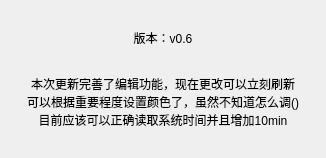
This is about.ui in R-anso/2023226 as Qt 5 draws it before an edit. The edited form follows.
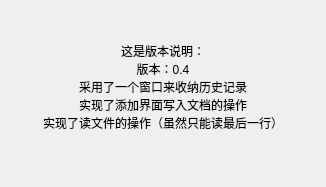
This is the edited form.

```diff
--- a/about.ui
+++ b/about.ui
@@ -7,7 +7,7 @@
     <x>0</x>
     <y>0</y>
     <width>326</width>
-    <height>158</height>
+    <height>187</height>
    </rect>
   </property>
   <property name="windowTitle">
@@ -17,12 +17,12 @@
    <item row="0" column="0">
     <widget class="QLabel" name="label">
      <property name="text">
-      <string>版本：v0.6
-
-
-本次更新完善了编辑功能，现在更改可以立刻刷新
-可以根据重要程度设置颜色了，虽然不知道怎么调()
-目前应该可以正确读取系统时间并且增加10min</string>
+      <string>这是版本说明：
+版本：0.4 
+采用了一个窗口来收纳历史记录
+实现了添加界面写入文档的操作
+实现了读文件的操作（虽然只能读最后一行）
+</string>
      </property>
      <property name="alignment">
       <set>Qt::AlignCenter</set>
```
